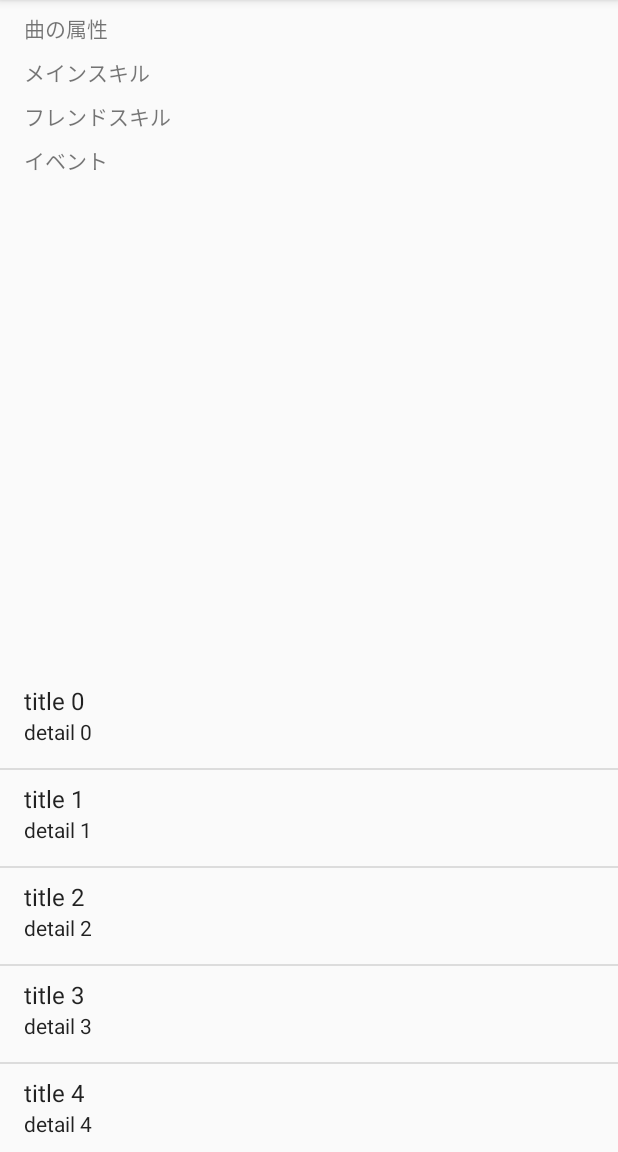
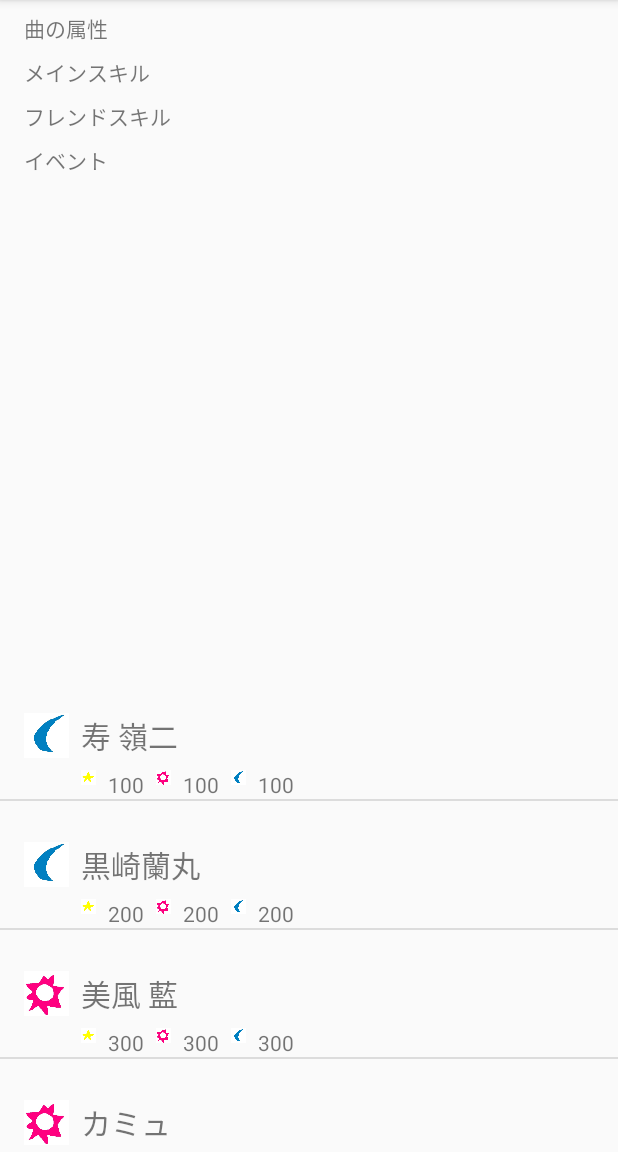
Before and after one commit to ktbkrjj/ShiningLivePerformanceCalculater, an Android app: the screen it shows after launch (MainActivity), on a phone screen of 412 x 824 dp, the part 84-1236 px from its top. Run offline under Robolectric (Android 15) with nearby library versions, the phone set to English and light mode, and no system bars.

Commit message:
listView を custom に変更した

```diff
--- /dev/null
+++ b/Sources/app/src/main/java/com/example/kenju/shiningliveperformancecalculater/BrimideData.kt
@@ -0,0 +1,3 @@
+package com.example.kenju.shiningliveperformancecalculater
+
+data class BromideData(val name: String, val imageId: Int, val star: String, val shine: String,val dream: String)
--- a/Sources/app/src/main/java/com/example/kenju/shiningliveperformancecalculater/MainActivity.kt
+++ b/Sources/app/src/main/java/com/example/kenju/shiningliveperformancecalculater/MainActivity.kt
@@ -1,11 +1,13 @@
 package com.example.kenju.shiningliveperformancecalculater
 
+import android.content.Context
+import android.graphics.BitmapFactory
 import android.support.v7.app.AppCompatActivity
 import android.os.Bundle
-import android.widget.ListAdapter
-import android.widget.SimpleAdapter
-import android.widget.TextView
-import android.widget.Toast
+import android.view.LayoutInflater
+import android.view.View
+import android.view.ViewGroup
+import android.widget.*
 import kotlinx.android.synthetic.main.activity_main.*
 
 class MainActivity : AppCompatActivity() {
@@ -14,26 +16,63 @@ class MainActivity : AppCompatActivity() {
         super.onCreate(savedInstanceState)
         setContentView(R.layout.activity_main)
 
+        val names = listOf(
+                "寿 嶺二",
+                "黒崎蘭丸",
+                "美風 藍",
+                "カミュ",
+                "一十木音也")
+        val images = listOf(
+                R.drawable.dream,
+                R.drawable.dream,
+                R.drawable.shine,
+                R.drawable.shine,
+                R.drawable.star)
+        val star = listOf("100", "200", "300", "400", "500")
+        val shine = listOf("100", "200", "300", "400", "500")
+        val dream = listOf("100", "200", "300", "400", "500")
 
-        val list = mutableListOf<Map<String, String>>()
-        for (i in 0..20) {
-            list.add(mapOf("title" to "title $i", "detail" to "detail $i"))
+        val flowers = mutableListOf<BromideData>()
+        for (i in 0..names.count()-1) {
+            flowers.add(BromideData(names[i], images[i], star[i], shine[i], dream[i]))
         }
 
-        val adapter = SimpleAdapter(
-                this, // Context
-                list, // 表示したいデータリスト
-                android.R.layout.simple_list_item_2, // レイアウトファイルのID
-                arrayOf("title", "detail"), // from: 表示したデータのMapのキー名
-                intArrayOf(android.R.id.text1, android.R.id.text2) // to: レイアウトファイルに定義されているアイテムのID
-        )
-        bromideListView.adapter = adapter as ListAdapter
-
-        bromideListView.setOnItemClickListener { parent, view, position, id ->
-            val title = view.findViewById<TextView>(android.R.id.text1)
-            val detail = view.findViewById<TextView>(android.R.id.text2)
-            Toast.makeText(this, "${title.text} (${detail.text})", Toast.LENGTH_SHORT).show()
-        }
+        val adapter = BromideAdapter(this, flowers)
+        bromideListView.adapter = adapter
 
     }
+
+    data class ViewHolder(val nameTextView: TextView, val attributeImageView: ImageView, val starTextView: TextView, val shineTextView: TextView, val dreamTextView: TextView)
+
+    class BromideAdapter(context: Context, flowers: List<BromideData>) : ArrayAdapter<BromideData>(context, 0, flowers) {
+        val layoutInflater: LayoutInflater = context.getSystemService(Context.LAYOUT_INFLATER_SERVICE) as LayoutInflater
+
+        override fun getView(position: Int, convertView: View?, parent: ViewGroup?): View {
+            var view = convertView
+            var holder: ViewHolder
+
+            if (view == null) {
+                view = layoutInflater.inflate(R.layout.listview_item, parent, false)
+                holder = ViewHolder(
+                        view?.findViewById<TextView>(R.id.itemName) as TextView,
+                        view?.findViewById<ImageView>(R.id.itemImageAttribute) as ImageView,
+                        view?.findViewById<TextView>(R.id.itemStarValue) as TextView,
+                        view?.findViewById<TextView>(R.id.itemShineValue) as TextView,
+                        view?.findViewById<TextView>(R.id.itemDreamValue) as TextView
+                )
+                view?.tag = holder
+            } else {
+                holder = view?.tag as ViewHolder
+            }
+
+            val item = getItem(position) as BromideData
+            holder.nameTextView.text = item.name
+            holder.attributeImageView.setImageBitmap(BitmapFactory.decodeResource(context.resources, item.imageId))
+            holder.starTextView.text = item.star
+            holder.shineTextView.text = item.shine
+            holder.dreamTextView.text = item.dream
+
+            return view!!
+        }
+    }
 }
--- /dev/null
+++ b/Sources/app/src/main/res/layout/listview_item.xml
@@ -0,0 +1,91 @@
+<?xml version="1.0" encoding="utf-8"?>
+<android.support.constraint.ConstraintLayout xmlns:android="http://schemas.android.com/apk/res/android"
+    xmlns:app="http://schemas.android.com/apk/res-auto"
+    xmlns:tools="http://schemas.android.com/tools"
+    android:orientation="vertical"
+    android:layout_width="match_parent"
+    android:layout_height="match_parent">
+
+    <ImageView
+        android:id="@+id/itemImageAttribute"
+        android:layout_width="30dp"
+        android:layout_height="30dp"
+        android:layout_marginLeft="16dp"
+        app:srcCompat="@mipmap/ic_launcher_round"
+        app:layout_constraintTop_toTopOf="parent"
+        app:layout_constraintBottom_toBottomOf="parent"
+        app:layout_constraintLeft_toLeftOf="parent" />
+
+    <TextView
+        android:id="@+id/itemName"
+        android:layout_width="wrap_content"
+        android:layout_height="wrap_content"
+        android:layout_marginLeft="8dp"
+        android:text="@string/itemName"
+        android:textSize="20dp"
+        app:layout_constraintLeft_toRightOf="@+id/itemImageAttribute"
+        app:layout_constraintTop_toTopOf="@+id/itemImageAttribute" />
+
+    <ImageView
+        android:id="@+id/imageStar"
+        android:layout_width="10dp"
+        android:layout_height="10dp"
+        android:layout_marginLeft="8dp"
+        android:layout_marginTop="8dp"
+        app:srcCompat="@drawable/star"
+        app:layout_constraintLeft_toRightOf="@+id/itemImageAttribute"
+        app:layout_constraintTop_toBottomOf="@+id/itemName" />
+
+    <TextView
+        android:id="@+id/itemStarValue"
+        android:layout_width="wrap_content"
+        android:layout_height="wrap_content"
+        android:layout_marginTop="8dp"
+        android:layout_marginLeft="8dp"
+        android:text="@string/itemStarValue"
+        app:layout_constraintTop_toBottomOf="@+id/itemName"
+        app:layout_constraintLeft_toRightOf="@+id/imageStar" />
+
+    <ImageView
+        android:id="@+id/imageShine"
+        android:layout_width="10dp"
+        android:layout_height="10dp"
+        android:layout_marginTop="8dp"
+        android:layout_marginLeft="8dp"
+        android:text="@string/itemStarValue"
+        app:srcCompat="@drawable/shine"
+        app:layout_constraintTop_toBottomOf="@+id/itemName"
+        app:layout_constraintLeft_toRightOf="@+id/itemStarValue" />
+
+    <TextView
+        android:id="@+id/itemShineValue"
+        android:layout_width="wrap_content"
+        android:layout_height="wrap_content"
+        android:layout_marginTop="8dp"
+        android:layout_marginLeft="8dp"
+        android:text="@string/itemShineValue"
+        app:layout_constraintTop_toBottomOf="@+id/itemName"
+        app:layout_constraintLeft_toRightOf="@+id/imageShine" />
+
+    <ImageView
+        android:id="@+id/imageDream"
+        android:layout_width="10dp"
+        android:layout_height="10dp"
+        android:layout_marginTop="8dp"
+        android:layout_marginLeft="8dp"
+        android:text="@string/itemStarValue"
+        app:srcCompat="@drawable/dream"
+        app:layout_constraintTop_toBottomOf="@+id/itemName"
+        app:layout_constraintLeft_toRightOf="@+id/itemShineValue" />
+
+    <TextView
+        android:id="@+id/itemDreamValue"
+        android:layout_width="wrap_content"
+        android:layout_height="wrap_content"
+        android:layout_marginTop="8dp"
+        android:layout_marginLeft="8dp"
+        android:text="@string/itemDreamValue"
+        app:layout_constraintTop_toBottomOf="@+id/itemName"
+        app:layout_constraintLeft_toRightOf="@+id/imageDream" />
+
+</android.support.constraint.ConstraintLayout>
--- a/Sources/app/src/main/res/values/strings.xml
+++ b/Sources/app/src/main/res/values/strings.xml
@@ -4,4 +4,9 @@
     <string name="textMainSkill">メインスキル</string>
     <string name="textFriendSkill">フレンドスキル</string>
     <string name="textEventBonus">イベント</string>
+    <string name="itemName">Shining Idol</string>
+    <string name="itemStarValue">0</string>
+    <string name="itemShineValue">0</string>
+    <string name="itemDreamValue">0</string>
+
 </resources>
```
Also changed, not shown: Sources/app/src/main/res/drawable/dream.jpg (added), Sources/app/src/main/res/drawable/shine.jpg (added), Sources/app/src/main/res/drawable/star.jpg (added).
